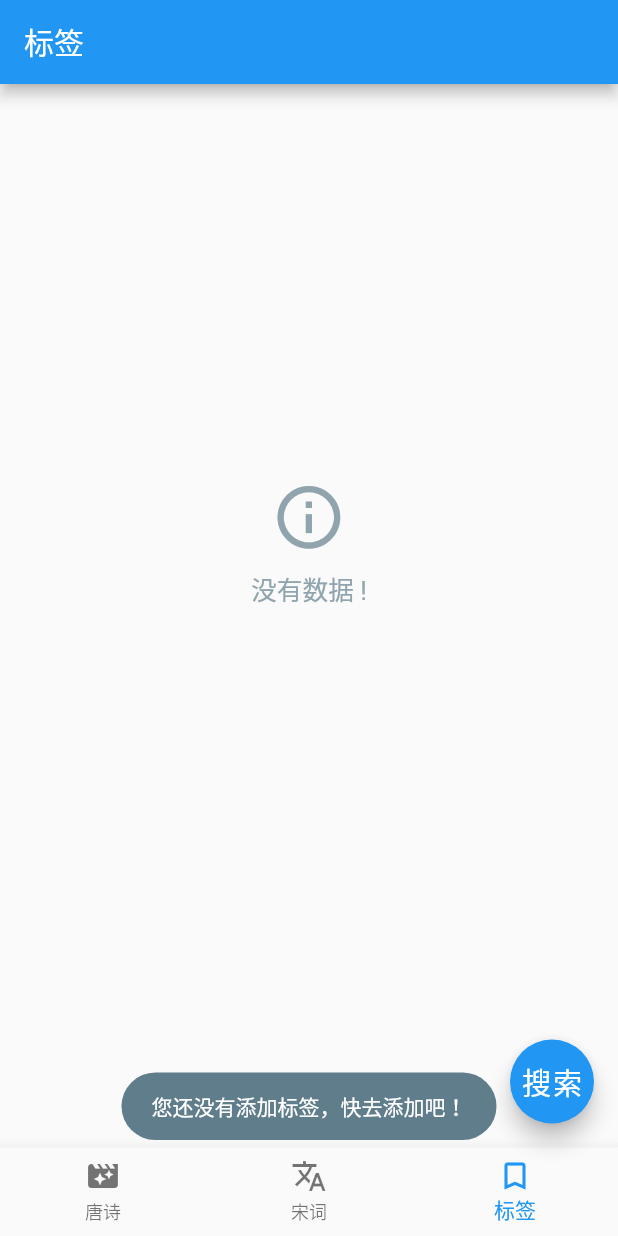
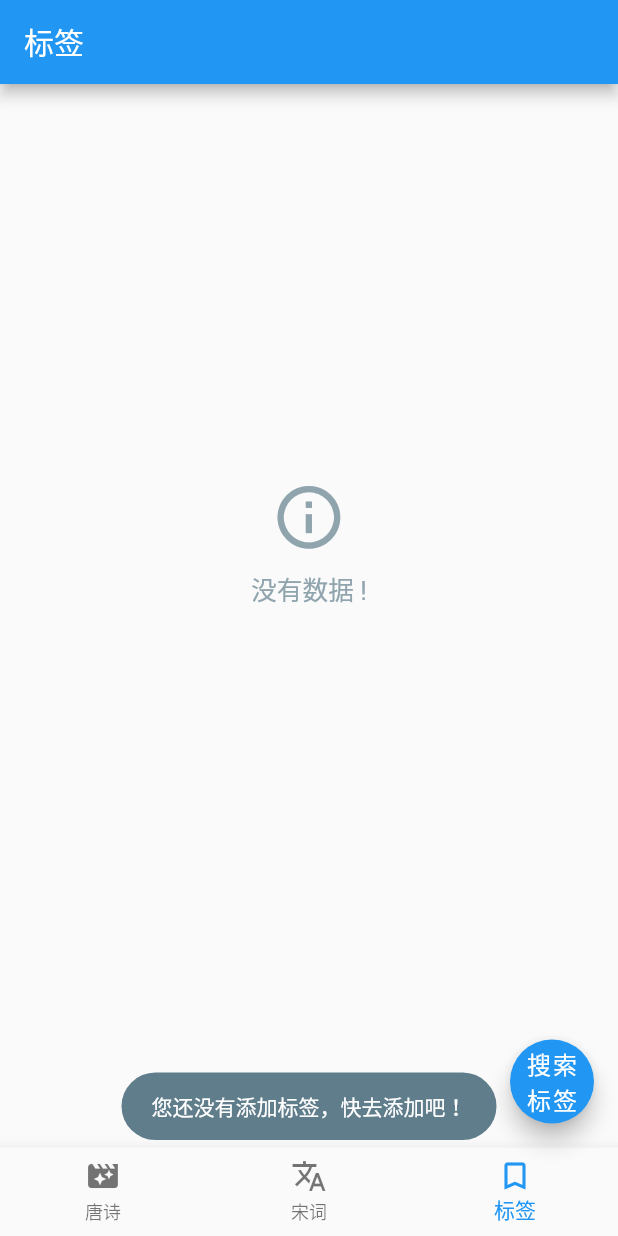
Before and after one commit to baichunqiu/flutter_poem, a Flutter app: the screen it shows after launch, swiped to page 3, on a phone screen of 412 x 824 dp. Run offline on Flutter 3.47's test engine with Material 2 defaults, Android fonts, the phone set to English and light mode, and no system bars; our stand-ins replace flutter_easyrefresh, flutter_screenutil, fluttertoast, sqflite; accounts and stored records are empty; statements that could not run were skipped.

Commit message:
添加搜索标签

```diff
--- a/lib/main.dart
+++ b/lib/main.dart
@@ -5,6 +5,7 @@ import 'package:poetry/tag_page.dart';
 import 'package:poetry/widget/event_bus.dart';
 import 'package:poetry/poetrys.dart';
 import 'package:poetry/widget/style.dart';
+import 'package:poetry/widget/toast.dart';
 
 import 'db.dart';
 
@@ -54,7 +55,8 @@ class _MyHomePageState extends State<MyHomePage> {
 
   @override
   Widget build(BuildContext context) {
-    ScreenUtil.instance = ScreenUtil(width: 720, height: 1280)..init(context);
+    ScreenUtil.instance = ScreenUtil(width: 720, height: 1280)
+      ..init(context);
     return Scaffold(
       appBar: AppBar(
         title: _selectedIndex == 2
@@ -106,7 +108,11 @@ class _MyHomePageState extends State<MyHomePage> {
       ),
       floatingActionButton: FloatingActionButton(
         onPressed: () => _showEditDialog(),
-        child: Text("搜索", style: Style.style_white24),
+        child: Text(
+            "搜索\n${_selectedIndex == 2 ? "标签" : _selectedIndex == 0
+                ? "唐诗"
+                : "宋词"}",
+            style: Style.style_white18),
       ), // This trailing comma makes auto-formatting nicer for build methods.
     );
   }
@@ -116,9 +122,12 @@ class _MyHomePageState extends State<MyHomePage> {
   void _showEditDialog() {
     showDialog(
         context: context,
-        builder: (c) => AlertDialog(
+        builder: (c) =>
+            AlertDialog(
                 title: Text(
-                  "搜索${_selectedIndex == 0 ? "唐诗" : "宋词"} ",
+                  "搜索${_selectedIndex == 2 ? "标签" : _selectedIndex == 0
+                      ? "唐诗"
+                      : "宋词"}",
                 ),
                 content: TextFormField(
                   style: Style.style_blue24,
@@ -127,7 +136,7 @@ class _MyHomePageState extends State<MyHomePage> {
                   textAlign: TextAlign.left,
                   keyboardType: TextInputType.text,
                   decoration: InputDecoration(
-                    hintText: "作者、名称、诗文、标签",
+                    hintText: _selectedIndex == 2 ? "标签" : "作者、名称、诗文、标签",
                     hintStyle: TextStyle(color: Style.color_gray),
                   ),
                 ),
@@ -144,7 +153,9 @@ class _MyHomePageState extends State<MyHomePage> {
                       Navigator.of(context).pop();
                       String info = _controller.text;
                       bus.emit(
-                          _selectedIndex == 0
+                          _selectedIndex == 2
+                              ? EventTag.Event_Search_Tag
+                              : _selectedIndex == 0
                               ? EventTag.Event_Search_Poem
                               : EventTag.Event_Search_Ci,
                           info);
--- a/lib/tag_page.dart
+++ b/lib/tag_page.dart
@@ -24,13 +24,36 @@ class _TagState extends State<TagPage> {
   static final double itemHeight = ScreenUtil.getInstance().setHeight(90);
 
   @override
+  void dispose() {
+    super.dispose();
+    bus.off(EventTag.Event_Search_Tag);
+  }
+
+  String _search = "";
+
+  @override
+  void initState() {
+    super.initState();
+    bus.on(EventTag.Event_Search_Tag, (e) {
+      _search = e.arg0;
+      print("search tag = ${e.arg0}");
+      bus.emit(SmartListView.Refresh_Event);
+    });
+  }
+
+  @override
   Widget build(BuildContext context) {
     return Container(
       child: SmartListView(
         itemBuilder: _buildItemWidget,
         dataBuilder: (refresh) async {
           if (refresh == DataType.load) return Future.value();
-        List<String> tags = await db.getAllTag();
+          List<String> tags = null;
+          if (StringUtils.isNoEmpty(_search)) {
+            tags = await db.searchTag(_search);
+          } else {
+            tags = await db.getAllTag();
+          }
           if (tags == null || tags.isEmpty) {
             ToastManager.showAndroid("您还没有添加标签，快去添加吧！");
           } else {
@@ -38,7 +61,8 @@ class _TagState extends State<TagPage> {
           }
           return Future.value(tags);
         },
-    ));
+      ),
+    );
   }
 
   Widget _buildItemWidget(int index, dynamic item) {
@@ -59,10 +83,12 @@ class _TagState extends State<TagPage> {
                   new FlatButton(
                       child: new Text("取消"),
                       onPressed: () => Navigator.of(context).pop()),
-                  new FlatButton(child: new Text("确定"), onPressed: (){
+                  new FlatButton(
+                      child: new Text("确定"),
+                      onPressed: () {
                         Navigator.of(context).pop();
-                   db.deleteTag(tag).then((success){
-                     if(success){
+                        db.deleteTag(tag).then((success) {
+                          if (success) {
                             setState(() {
                               bus.emit(SmartListView.Refresh_Event);
                             });
--- a/lib/widget/event_bus.dart
+++ b/lib/widget/event_bus.dart
@@ -62,6 +62,7 @@ class EventTag {
 
   ///标题栏 搜索事件
   static const String Event_Search_Poem = "event_search_poem";
+  static const String Event_Search_Tag = "event_search_tag";
   static const String Event_Search_Ci = "event_search_songci";
 
   ///标题栏 日期事件
```
Also changed, not shown: lib/db.dart (+12 -0 lines). Lines whose indentation alone changed are shown as unchanged.
